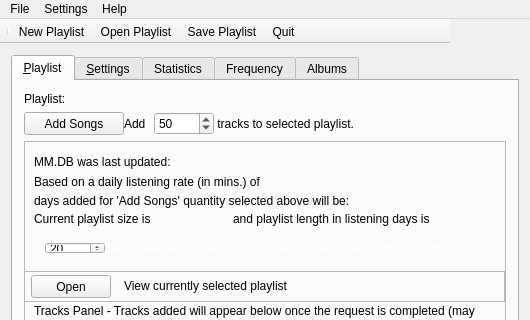
Old version of the form src/archsimian.ui in the repository Harpo3/archsimian; both pictures show x 0 to 530 and y 0 to 320 of the 530 by 735 pixel window.
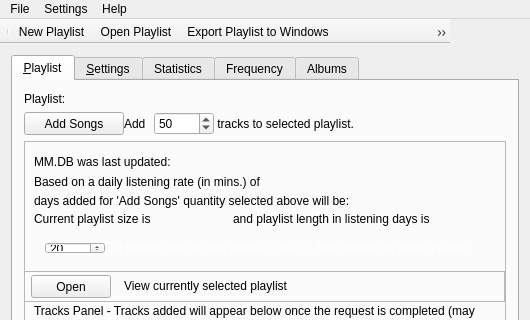
New version of the form. Icons and pictures are not drawn.

Commit message: Added export playlist in linux format

Diff of the .ui file:
```diff
--- a/src/archsimian.ui
+++ b/src/archsimian.ui
@@ -2405,6 +2405,7 @@
    <addaction name="actionNew_Playlist"/>
    <addaction name="actionOpen_Playlist"/>
    <addaction name="actionExport_Playlist"/>
+   <addaction name="actionExport_Playlist_to_Linux"/>
    <addaction name="actionExit"/>
   </widget>
   <action name="actionOpen_Playlist">
@@ -2433,7 +2434,7 @@
      <normaloff>:/&lt;qresource prefix=&quot;/&quot;&gt;/images/save.png</normaloff>:/&lt;qresource prefix=&quot;/&quot;&gt;/images/save.png</iconset>
    </property>
    <property name="text">
-    <string>Save Playlist</string>
+    <string>Export Playlist to Windows</string>
    </property>
    <property name="shortcut">
     <string>Ctrl+S</string>
@@ -2485,6 +2486,18 @@
     <string>Ctrl+N</string>
    </property>
   </action>
+  <action name="actionExport_Playlist_to_Linux">
+   <property name="icon">
+    <iconset resource="../systray.qrc">
+     <normaloff>:/&lt;qresource prefix=&quot;/&quot;&gt;/images/save2.png</normaloff>:/&lt;qresource prefix=&quot;/&quot;&gt;/images/save2.png</iconset>
+   </property>
+   <property name="text">
+    <string>Export Playlist to Linux</string>
+   </property>
+   <property name="shortcut">
+    <string>Ctrl+Shift+S</string>
+   </property>
+  </action>
  </widget>
  <layoutdefault spacing="6" margin="11"/>
  <tabstops>
```
Left out of the diff: 8 changed lines with no effect on the pictures. The commit also changes 7 other files.
